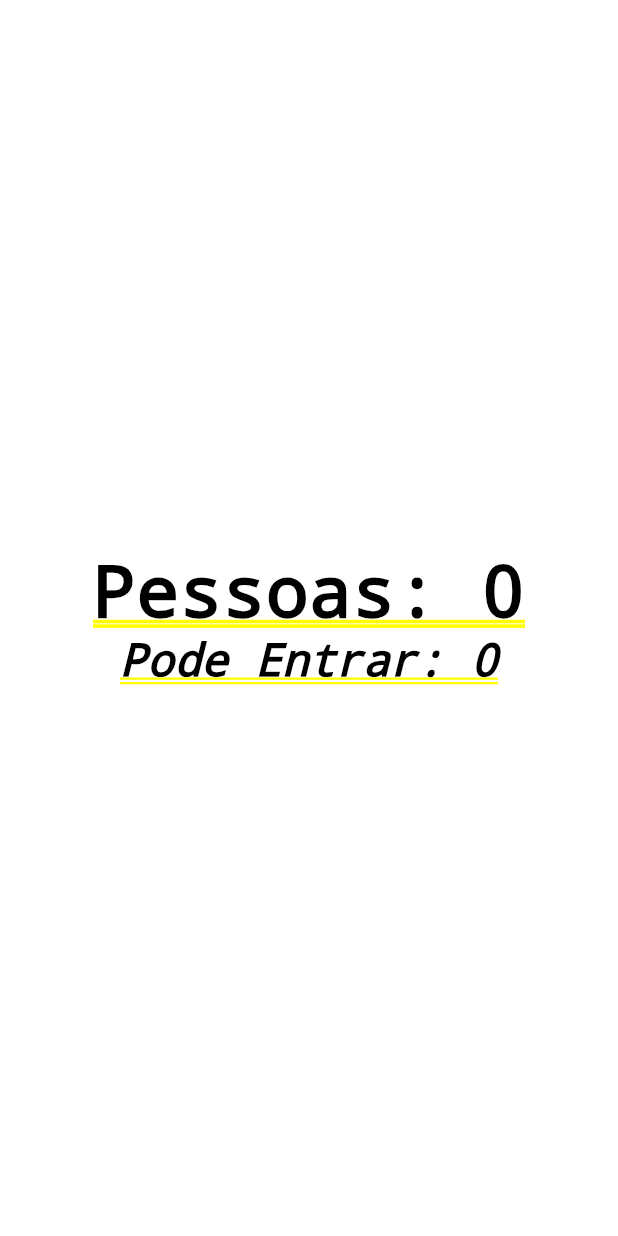
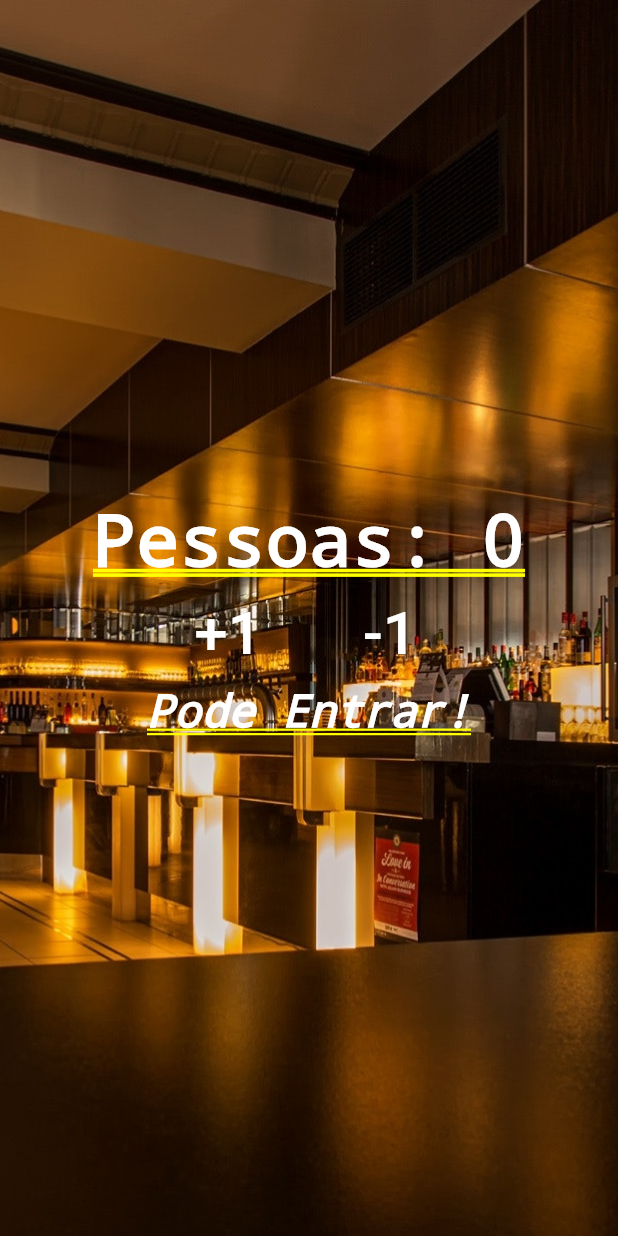
Before and after one commit to jorgebrazsilva/Flutter, a Flutter app: the screen it shows after launch, on a phone screen of 412 x 824 dp. Run offline on Flutter 3.47's test engine with Material 2 defaults, Android fonts, the phone set to English and light mode, and no system bars.

Commit message:
Construção

```diff
--- a/contador_de_pessoas/lib/main.dart
+++ b/contador_de_pessoas/lib/main.dart
@@ -2,21 +2,85 @@ import 'package:flutter/cupertino.dart';
 import 'package:flutter/material.dart';
 
 void main() {
-  runApp(MaterialApp(
-    title: "Contador de Passos",
-    home: Column(
+  runApp(MaterialApp(title: "Contador de Passos", home: Home()));
+}
+
+class Home extends StatefulWidget {
+  @override
+  _HomeState createState() => _HomeState();
+}
+
+class _HomeState extends State<Home> {
+  int _pessoas = 0;
+  String _infText = "Pode Entrar!";
+
+  void _changePessoa(int valor) {
+    setState(() {
+      _pessoas += valor;
+
+      if (_pessoas < 0) {
+        _infText = "Mundo Invertido?";
+      } else if (_pessoas <= 10) {
+        _infText = "Pode Entrar!";
+      }
+      if (_pessoas > 10) {
+        _infText = "Lotado!";
+      }
+    });
+  }
+
+  @override
+  Widget build(BuildContext context) {
+    return Stack(
+      children: <Widget>[
+        Image.asset(
+          "images/restaurant.jpg",
+          fit: BoxFit.cover,
+          height: 1000,
+        ),
+        Column(
           mainAxisAlignment: MainAxisAlignment.center,
           children: <Widget>[
             Text(
-          "Pessoas: 0",
-          style: TextStyle(color: Colors.black, fontWeight: FontWeight.bold),
+              "Pessoas: $_pessoas",
+              style:
+                  TextStyle(color: Colors.white, fontWeight: FontWeight.bold),
+            ),
+            Row(
+              mainAxisAlignment: MainAxisAlignment.center,
+              children: <Widget>[
+                Padding(
+                  padding: EdgeInsets.all(10),
+                  child: FlatButton(
+                    child: Text("+1",
+                        style: TextStyle(fontSize: 40, color: Colors.white)),
+                    onPressed: () {
+                      _changePessoa(1);
+                    },
+                  ),
+                ),
+                Padding(
+                  padding: EdgeInsets.all(10),
+                  child: FlatButton(
+                    child: Text("-1",
+                        style: TextStyle(fontSize: 40, color: Colors.white)),
+                    onPressed: () {
+                      _changePessoa(-1);
+                    },
+                  ),
+                ),
+              ],
             ),
             Text(
-          "Pode Entrar: 0",
+              _infText,
               style: TextStyle(
-              color: Colors.black, fontStyle: FontStyle.italic, fontSize: 30.0),
+                  color: Colors.white,
+                  fontStyle: FontStyle.italic,
+                  fontSize: 30.0),
             )
           ],
         ),
-  ));
+      ],
+    );
   }
+}
--- a/contador_de_pessoas/pubspec.yaml
+++ b/contador_de_pessoas/pubspec.yaml
@@ -48,7 +48,8 @@ flutter:
   # assets:
   #   - images/a_dot_burr.jpeg
   #   - images/a_dot_ham.jpeg
-
+  assets:
+  - images/restaurant.jpg
   # An image asset can refer to one or more resolution-specific "variants", see
   # https://flutter.dev/assets-and-images/#resolution-aware.
 
```
Also changed, not shown: contador_de_pessoas/images/restaurant.jpg (added). Lines whose indentation alone changed are shown as unchanged.
